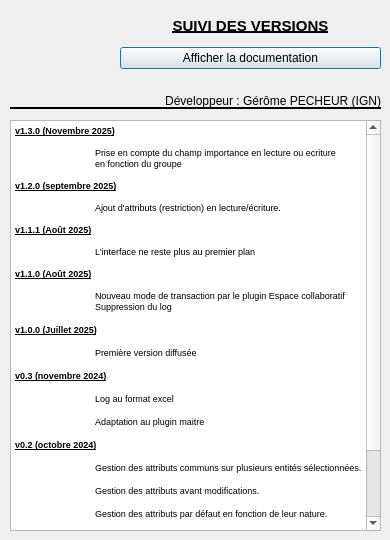
Qt form aproposde.ui (IGNF/assistant-route-qgis-plugin) before a commit.
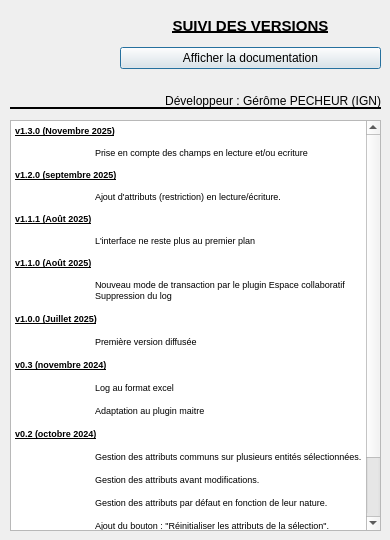
The same form after that commit. Icons and pictures are not drawn.

Commit message: gestion des champs en lecture et/ou ecriture

The edit to the form file:
```diff
--- a/aproposde.ui
+++ b/aproposde.ui
@@ -99,11 +99,10 @@
     <string>&lt;!DOCTYPE HTML PUBLIC &quot;-//W3C//DTD HTML 4.0//EN&quot; &quot;http://www.w3.org/TR/REC-html40/strict.dtd&quot;&gt;
 &lt;html&gt;&lt;head&gt;&lt;meta name=&quot;qrichtext&quot; content=&quot;1&quot; /&gt;&lt;style type=&quot;text/css&quot;&gt;
 p, li { white-space: pre-wrap; }
-&lt;/style&gt;&lt;/head&gt;&lt;body style=&quot; font-family:'MS Shell Dlg 2'; font-size:8.25pt; font-weight:400; font-style:normal;&quot;&gt;
+&lt;/style&gt;&lt;/head&gt;&lt;body style=&quot; font-family:'MS Shell Dlg 2'; font-size:7.8pt; font-weight:400; font-style:normal;&quot;&gt;
 &lt;p style=&quot; margin-top:0px; margin-bottom:0px; margin-left:0px; margin-right:0px; -qt-block-indent:0; text-indent:0px;&quot;&gt;&lt;span style=&quot; font-size:7pt; font-weight:600; text-decoration: underline;&quot;&gt;v1.3.0 (Novembre 2025)&lt;/span&gt;&lt;/p&gt;
 &lt;p style=&quot;-qt-paragraph-type:empty; margin-top:0px; margin-bottom:0px; margin-left:0px; margin-right:0px; -qt-block-indent:0; text-indent:0px; font-size:7pt; font-weight:600; text-decoration: underline;&quot;&gt;&lt;br /&gt;&lt;/p&gt;
-&lt;p style=&quot; margin-top:0px; margin-bottom:0px; margin-left:0px; margin-right:0px; -qt-block-indent:0; text-indent:0px;&quot;&gt;&lt;span style=&quot; font-size:7pt;&quot;&gt;	Prise en compte du champ importance en lecture ou ecriture&lt;/span&gt;&lt;/p&gt;
-&lt;p style=&quot; margin-top:0px; margin-bottom:0px; margin-left:0px; margin-right:0px; -qt-block-indent:0; text-indent:0px;&quot;&gt;&lt;span style=&quot; font-size:7pt;&quot;&gt;	en fonction du groupe&lt;/span&gt;&lt;/p&gt;
+&lt;p style=&quot; margin-top:0px; margin-bottom:0px; margin-left:0px; margin-right:0px; -qt-block-indent:0; text-indent:0px;&quot;&gt;&lt;span style=&quot; font-size:7pt;&quot;&gt;	Prise en compte des champs en lecture et/ou ecriture&lt;/span&gt;&lt;/p&gt;
 &lt;p style=&quot;-qt-paragraph-type:empty; margin-top:0px; margin-bottom:0px; margin-left:0px; margin-right:0px; -qt-block-indent:0; text-indent:0px; font-size:7pt;&quot;&gt;&lt;br /&gt;&lt;/p&gt;
 &lt;p style=&quot; margin-top:0px; margin-bottom:0px; margin-left:0px; margin-right:0px; -qt-block-indent:0; text-indent:0px;&quot;&gt;&lt;span style=&quot; font-size:7pt; font-weight:600; text-decoration: underline;&quot;&gt;v1.2.0 (septembre 2025)&lt;/span&gt;&lt;/p&gt;
 &lt;p style=&quot;-qt-paragraph-type:empty; margin-top:0px; margin-bottom:0px; margin-left:0px; margin-right:0px; -qt-block-indent:0; text-indent:0px; font-size:7pt; font-weight:600; text-decoration: underline;&quot;&gt;&lt;br /&gt;&lt;/p&gt;
```
The commit also changes 3 other files.
